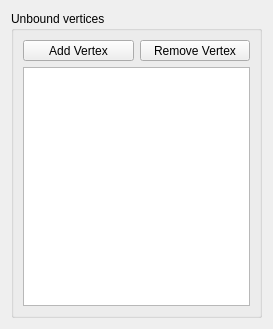
southseact-3d/fcd, file src/Mod/Surface/Gui/TaskFillingVertex.ui: the form before one commit.
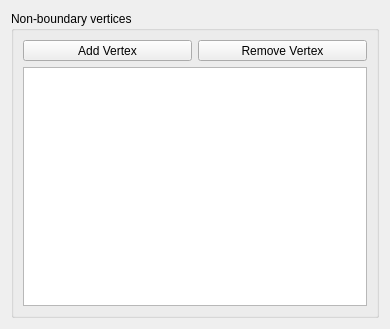
The form after the commit.

Commit message: Surface: better titles for the task panels, and tooltips

What changed in the file:
```diff
--- a/src/Mod/Surface/Gui/TaskFillingVertex.ui
+++ b/src/Mod/Surface/Gui/TaskFillingVertex.ui
@@ -6,7 +6,7 @@
    <rect>
     <x>0</x>
     <y>0</y>
-    <width>273</width>
+    <width>390</width>
     <height>329</height>
    </rect>
   </property>
@@ -17,7 +17,7 @@
    <item row="0" column="0">
     <widget class="QGroupBox" name="groupBox">
      <property name="title">
-      <string>Unbound vertices</string>
+      <string>Non-boundary vertices</string>
      </property>
      <layout class="QGridLayout" name="gridLayout">
       <item row="0" column="0">
```
Left out of the diff: 6 changed lines with no effect on the pictures. The commit also changes 4 other files.
